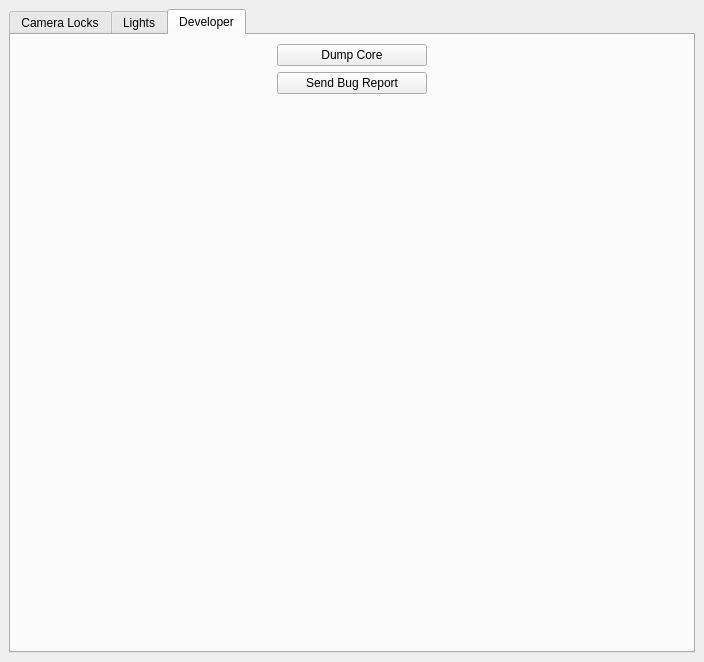
SCIInstitute/SCIRun, file src/Interface/Modules/Render/ViewSceneControls.ui: the form before one commit.
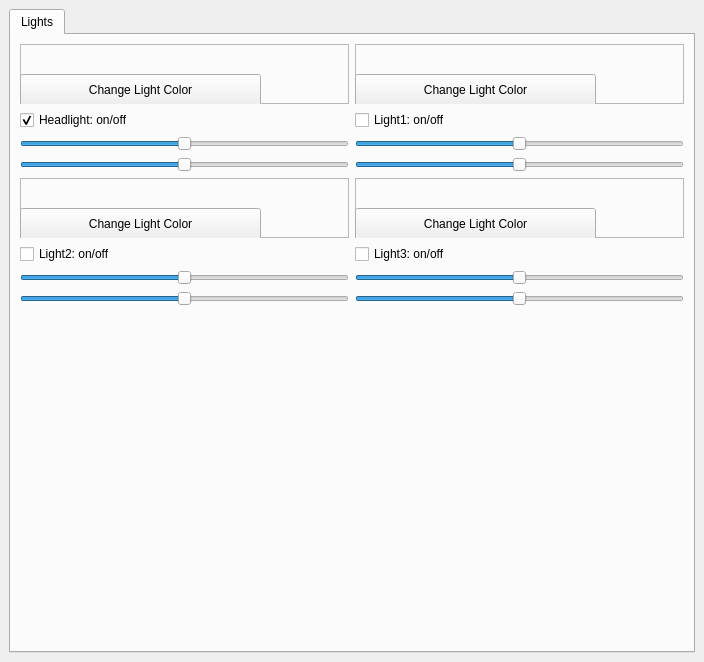
The form after the commit. The open tabs and pages were chosen to show the change.

Commit message: Camera locks and dev controls

```diff
--- a/src/Interface/Modules/Render/ViewSceneControls.ui
+++ b/src/Interface/Modules/Render/ViewSceneControls.ui
@@ -41,46 +41,6 @@
       <property name="currentIndex">
        <number>0</number>
       </property>
-      <widget class="QWidget" name="CameraLocks">
-       <attribute name="title">
-        <string>Camera Locks</string>
-       </attribute>
-       <layout class="QGridLayout" name="gridLayout_9">
-        <item row="7" column="0">
-         <widget class="QTreeWidget" name="viewSceneTreeWidget_">
-          <property name="columnCount">
-           <number>1</number>
-          </property>
-          <column>
-           <property name="text">
-            <string>Groups</string>
-           </property>
-          </column>
-         </widget>
-        </item>
-        <item row="1" column="0">
-         <layout class="QHBoxLayout" name="horizontalLayout_3">
-          <item>
-           <widget class="QPushButton" name="addGroup_">
-            <property name="text">
-             <string>Add Group</string>
-            </property>
-           </widget>
-          </item>
-          <item>
-           <widget class="QPushButton" name="removeGroup_">
-            <property name="text">
-             <string>Remove Group Number:</string>
-            </property>
-           </widget>
-          </item>
-          <item>
-           <widget class="QSpinBox" name="groupRemoveSpinBox_"/>
-          </item>
-         </layout>
-        </item>
-       </layout>
-      </widget>
       <widget class="QWidget" name="LightsTab">
        <attribute name="title">
         <string>Lights</string>
@@ -428,81 +388,6 @@
         </item>
        </layout>
       </widget>
-      <widget class="QWidget" name="DeveloperTab">
-       <attribute name="title">
-        <string>Developer</string>
-       </attribute>
-       <layout class="QGridLayout" name="gridLayout_8">
-        <item row="0" column="0">
-         <spacer name="horizontalSpacer_17">
-          <property name="orientation">
-           <enum>Qt::Horizontal</enum>
-          </property>
-          <property name="sizeHint" stdset="0">
-           <size>
-            <width>40</width>
-            <height>20</height>
-           </size>
-          </property>
-         </spacer>
-        </item>
-        <item row="0" column="1">
-         <widget class="QPushButton" name="toStringButton_">
-          <property name="sizePolicy">
-           <sizepolicy hsizetype="Preferred" vsizetype="Preferred">
-            <horstretch>0</horstretch>
-            <verstretch>0</verstretch>
-           </sizepolicy>
-          </property>
-          <property name="minimumSize">
-           <size>
-            <width>150</width>
-            <height>0</height>
-           </size>
-          </property>
-          <property name="styleSheet">
-           <string notr="true"/>
-          </property>
-          <property name="text">
-           <string>Dump Core</string>
-          </property>
-         </widget>
-        </item>
-        <item row="2" column="1">
-         <spacer name="verticalSpacer_2">
-          <property name="orientation">
-           <enum>Qt::Vertical</enum>
-          </property>
-          <property name="sizeHint" stdset="0">
-           <size>
-            <width>20</width>
-            <height>40</height>
-           </size>
-          </property>
-         </spacer>
-        </item>
-        <item row="0" column="2">
-         <spacer name="horizontalSpacer_18">
-          <property name="orientation">
-           <enum>Qt::Horizontal</enum>
-          </property>
-          <property name="sizeHint" stdset="0">
-           <size>
-            <width>40</width>
-            <height>20</height>
-           </size>
-          </property>
-         </spacer>
-        </item>
-        <item row="1" column="1">
-         <widget class="QPushButton" name="bugReportButton_">
-          <property name="text">
-           <string>Send Bug Report</string>
-          </property>
-         </widget>
-        </item>
-       </layout>
-      </widget>
      </widget>
     </item>
    </layout>
```
The commit also changes 8 other files.
